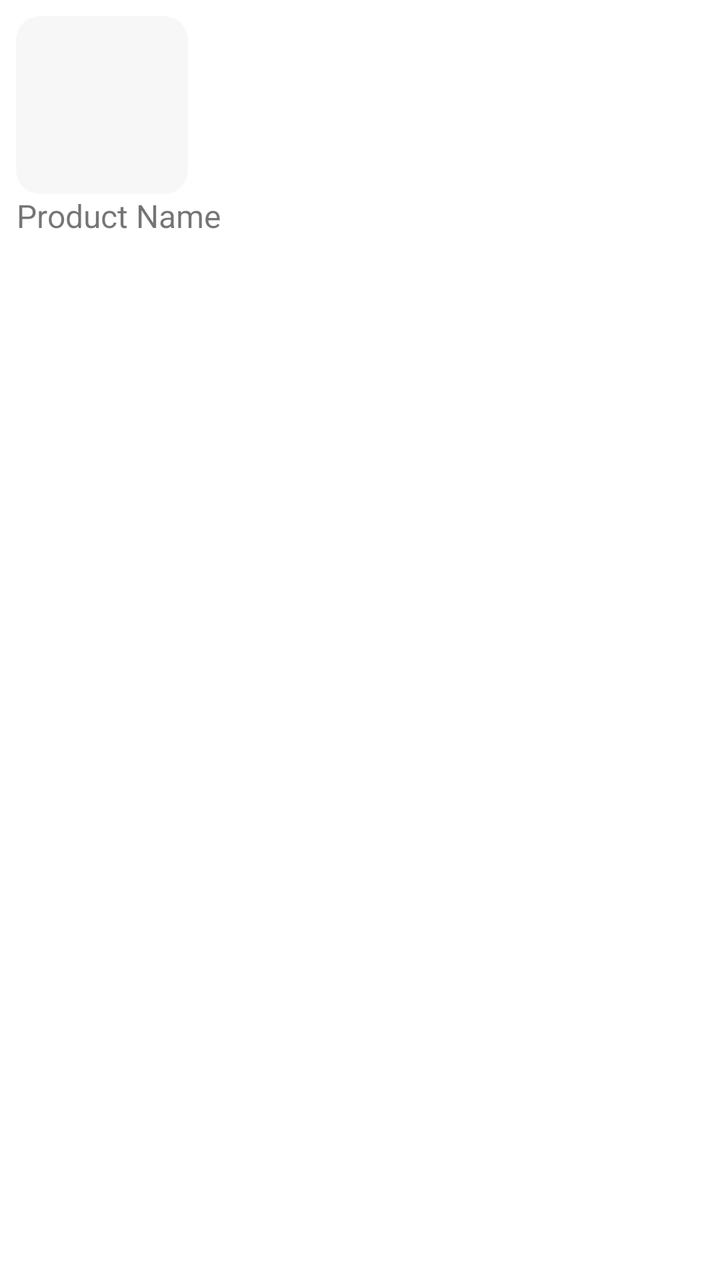
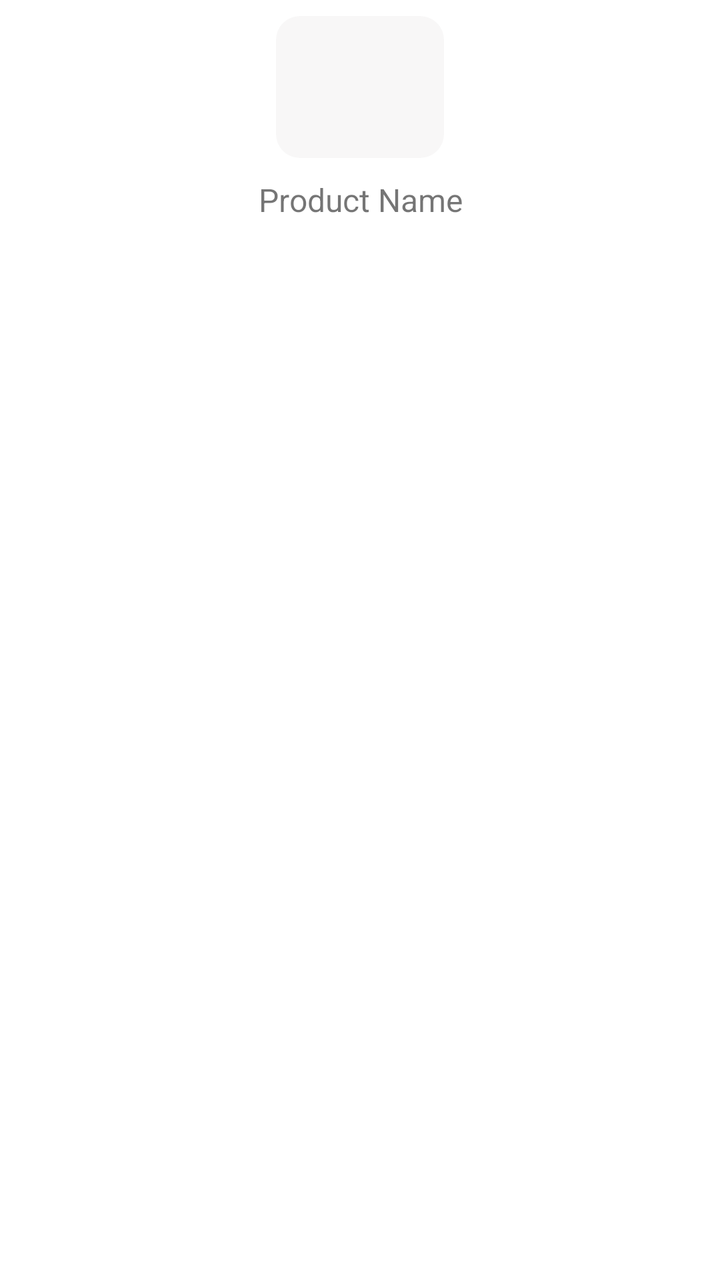

An Android layout rendered at two revisions. The XML below is the earlier revision; the diff shows what the commit changed to produce the second picture.
<!-- AndroidManifest.xml: application theme Theme.Gwabo -->
<!-- res/layout/item_product.xml -->
<LinearLayout xmlns:android="http://schemas.android.com/apk/res/android"
    xmlns:tools="http://schemas.android.com/tools"
    android:layout_width="wrap_content"
    android:layout_height="wrap_content"
    android:orientation="vertical"
    android:padding="8dp">

    <ImageView
        android:id="@+id/productImage"
        android:layout_width="86dp"
        android:layout_height="89dp"
        android:background="@drawable/rounded_corners"
        android:contentDescription="TODO"
        android:scaleType="centerCrop"
        tools:ignore="ContentDescription,HardcodedText" />

    <TextView
        android:id="@+id/productName"
        android:layout_width="wrap_content"
        android:layout_height="wrap_content"
        android:text="Product Name"
        android:textSize="16sp"
        android:textAlignment="center"
        tools:ignore="HardcodedText" />

</LinearLayout>
<!-- resources referenced by this layout -->
<resources>
  <!-- drawable rounded_corners (drawable) -->
  <shape xmlns:android="http://schemas.android.com/apk/res/android">
      <corners android:radius="12dp" />
      <solid android:color="#F8F7F7" />
      <padding android:bottom="10dp" android:left="10dp" android:right="10dp" android:top="10dp" />
  </shape>
  <style name="Theme.Gwabo" parent="Theme.MaterialComponents.DayNight.DarkActionBar">
          
          <item name="colorPrimary">@color/main_500</item>
          <item name="colorPrimaryVariant">@color/main_700</item>
          <item name="colorOnPrimary">@color/white</item>
          
          <item name="colorSecondary">@color/teal_200</item>
          <item name="colorSecondaryVariant">@color/teal_700</item>
          <item name="colorOnSecondary">@color/black</item>
          
          <item name="android:statusBarColor">?attr/colorPrimaryVariant</item>
          
          <item name="android:windowIsTranslucent">true</item>
      </style>
  <color name="main_500">#FFF83A01</color>
  <color name="main_700">#FFE60F18</color>
  <color name="white">#FFFFFFFF</color>
  <color name="teal_200">#FF03DAC5</color>
  <color name="teal_700">#FF018786</color>
  <color name="black">#FF000000</color>
</resources>

<!-- the commit's change to res/layout/item_product.xml (unified diff, before → after) -->
@@ -5,21 +5,32 @@
     android:orientation="vertical"
     android:padding="8dp">
 
-    <ImageView
-        android:id="@+id/productImage"
-        android:layout_width="86dp"
-        android:layout_height="89dp"
+    <FrameLayout
+        android:layout_width="84dp"
+        android:layout_height="71dp"
+        android:layout_marginBottom="10dp"
         android:background="@drawable/rounded_corners"
-        android:contentDescription="TODO"
-        android:scaleType="centerCrop"
-        tools:ignore="ContentDescription,HardcodedText" />
+        android:layout_gravity="center_horizontal"
+        android:padding="10dp">
+
+        <ImageView
+            android:id="@+id/product_image"
+            android:layout_width="wrap_content"
+            android:layout_height="wrap_content"
+            android:background="@drawable/rounded_corners"
+            android:contentDescription="TODO"
+            android:scaleType="centerCrop"
+            tools:ignore="ContentDescription,HardcodedText" />
+
+    </FrameLayout>
 
     <TextView
-        android:id="@+id/productName"
+        android:id="@+id/product_name"
         android:layout_width="wrap_content"
         android:layout_height="wrap_content"
         android:text="Product Name"
         android:textSize="16sp"
+        android:layout_gravity="center_horizontal"
         android:textAlignment="center"
         tools:ignore="HardcodedText" />
 
<!-- resource entries referenced after the edit -->
@@ -4,7 +4,7 @@
   <shape xmlns:android="http://schemas.android.com/apk/res/android">
       <corners android:radius="12dp" />
       <solid android:color="#F8F7F7" />
-      <padding android:bottom="10dp" android:left="10dp" android:right="10dp" android:top="10dp" />
+      <padding android:bottom="0dp" android:left="0dp" android:right="0dp" android:top="0dp" />
   </shape>
   <style name="Theme.Gwabo" parent="Theme.MaterialComponents.DayNight.DarkActionBar">
           
